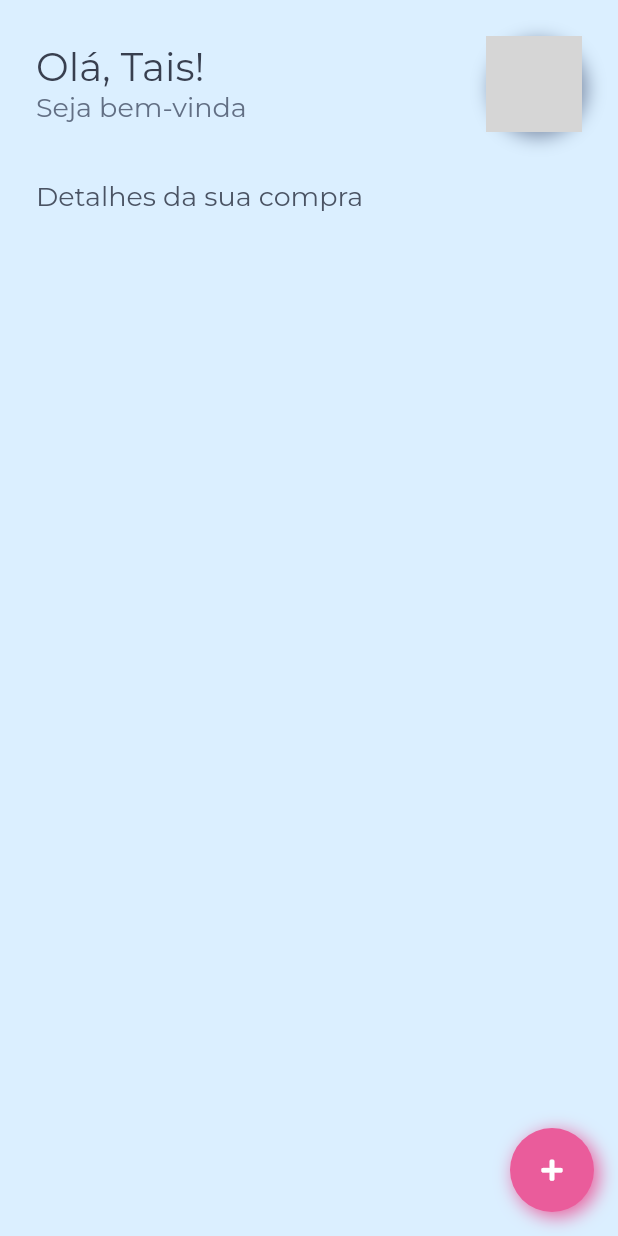
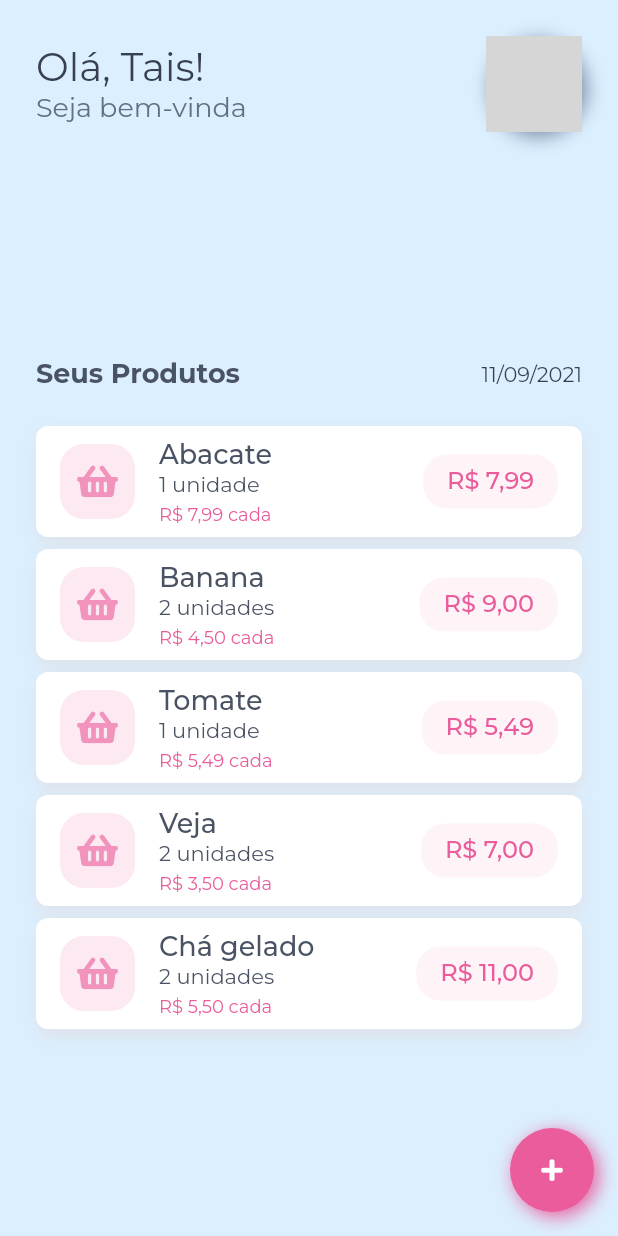
Before and after one commit to ViniciusPii/market-list-getx-flutter, a Flutter app: the screen it shows after launch, on a phone screen of 412 x 824 dp. Run offline on Flutter 3.47's test engine with Material 2 defaults, Android fonts, the phone set to English and light mode, and no system bars; our stand-ins replace font_awesome_flutter, google_fonts; network calls fail; grey boxes are pictures that could not be loaded.

Commit message:
Estilizando a home page

```diff
--- /dev/null
+++ b/lib/components/card_product_component.dart
@@ -0,0 +1,100 @@
+import 'package:flutter/material.dart';
+import 'package:font_awesome_flutter/font_awesome_flutter.dart';
+import 'package:market_list/models/product_model.dart';
+import 'package:market_list/theme/app_colors.dart';
+import 'package:market_list/theme/app_dimension.dart';
+import 'package:market_list/theme/app_fonts.dart';
+
+class CardProductComponent extends StatelessWidget {
+  const CardProductComponent({
+    Key? key,
+    required this.productModel,
+  }) : super(key: key);
+
+  final ProductModel productModel;
+
+  @override
+  Widget build(BuildContext context) {
+    return Container(
+      decoration: BoxDecoration(
+        boxShadow: <BoxShadow>[
+          BoxShadow(
+            color: AppColors.neutral[200]!,
+            blurRadius: 10,
+            offset: const Offset(1, 5),
+          ),
+        ],
+        color: AppColors.white,
+        borderRadius: BorderRadius.circular(AppDimension.dm_8),
+      ),
+      child: Padding(
+        padding: const EdgeInsets.symmetric(
+          vertical: AppDimension.dm_8,
+          horizontal: AppDimension.dm_16,
+        ),
+        child: Row(
+          mainAxisAlignment: MainAxisAlignment.spaceBetween,
+          children: <Widget>[
+            Row(
+              children: <Widget>[
+                Container(
+                  height: 50,
+                  width: 50,
+                  decoration: BoxDecoration(
+                    color: AppColors.pink[100],
+                    borderRadius: BorderRadius.circular(AppDimension.dm_16),
+                  ),
+                  child: Icon(
+                    FontAwesomeIcons.shoppingBasket,
+                    color: AppColors.pink[300],
+                  ),
+                ),
+                const SizedBox(width: AppDimension.dm_16),
+                Column(
+                  crossAxisAlignment: CrossAxisAlignment.start,
+                  children: <Widget>[
+                    Text(
+                      productModel.productName,
+                      style:
+                          AppFonts.size_4(weight: FontWeight.w500, color: AppColors.neutral[700]),
+                    ),
+                    Text(
+                      productModel.quantity == 1
+                          ? '${productModel.quantity} unidade'
+                          : '${productModel.quantity} unidades',
+                      style: AppFonts.size_2(color: AppColors.neutral[700]),
+                    ),
+                    const SizedBox(height: AppDimension.dm_4),
+                    Text(
+                      '${ProductModel.formatCurrency(productModel.price)} cada',
+                      style: AppFonts.size_1(color: AppColors.pink[400]),
+                    ),
+                  ],
+                ),
+              ],
+            ),
+            Container(
+              decoration: BoxDecoration(
+                color: AppColors.pink[50],
+                borderRadius: BorderRadius.circular(AppDimension.dm_16),
+              ),
+              child: Padding(
+                padding: const EdgeInsets.symmetric(
+                  vertical: AppDimension.dm_8,
+                  horizontal: AppDimension.dm_16,
+                ),
+                child: Text(
+                  ProductModel.formatCurrency(productModel.fullPrice),
+                  style: AppFonts.size_3(
+                    color: AppColors.pink[400],
+                    weight: FontWeight.w500,
+                  ),
+                ),
+              ),
+            ),
+          ],
+        ),
+      ),
+    );
+  }
+}
--- a/lib/models/product_model.dart
+++ b/lib/models/product_model.dart
@@ -1,3 +1,5 @@
+import 'package:intl/intl.dart';
+
 class ProductModel {
   ProductModel({
     required this.id,
@@ -15,7 +17,12 @@ class ProductModel {
   final double fullPrice;
   final DateTime timestamp;
 
-  double changeFullPrice(double price, int quantity) {
+  static double changeFullPrice(double price, int quantity) {
     return price * quantity;
   }
+
+  static String formatCurrency(double value) {
+    final String real = NumberFormat.currency(locale: 'pt_BR', name: 'R\$').format(value);
+    return real;
+  }
 }
--- a/lib/pages/home/home_page.dart
+++ b/lib/pages/home/home_page.dart
@@ -1,6 +1,9 @@
 import 'package:flutter/material.dart';
+import 'package:market_list/components/card_product_component.dart';
 import 'package:market_list/components/floating_button_component.dart';
 import 'package:market_list/components/status_bar_component.dart';
+import 'package:market_list/models/product_model.dart';
+import 'package:market_list/repositories/data_test.dart';
 import 'package:market_list/theme/app_colors.dart';
 import 'package:market_list/theme/app_dimension.dart';
 import 'package:market_list/theme/app_fonts.dart';
@@ -10,6 +13,8 @@ class HomePage extends StatelessWidget {
 
   @override
   Widget build(BuildContext context) {
+    final List<ProductModel> list = DataTest.listProducts;
+
     return StatusBarComponent(
       child: Scaffold(
         backgroundColor: AppColors.celeste[200],
@@ -19,16 +24,16 @@ class HomePage extends StatelessWidget {
               vertical: AppDimension.dm_16,
               horizontal: AppDimension.dm_24,
             ),
-            child: SingleChildScrollView(
             child: Column(
               mainAxisAlignment: MainAxisAlignment.center,
               children: <Widget>[
                 const SizedBox(height: AppDimension.dm_8),
                 _buildHeader(),
-                  const SizedBox(height: AppDimension.dm_32),
-                  _buildPurchaseInfo(),
+                // const SizedBox(height: AppDimension.dm_32),
+                // _buildPurchaseInfo(),
+                const SizedBox(height: 150),
+                _buildListView(list),
               ],
-              ),
             ),
           ),
         ),
@@ -96,4 +101,42 @@ class HomePage extends StatelessWidget {
       ),
     );
   }
+
+  Widget _buildListView(List<ProductModel> list) {
+    return Expanded(
+      child: Column(
+        children: <Widget>[
+          Row(
+            mainAxisAlignment: MainAxisAlignment.spaceBetween,
+            children: <Widget>[
+              Text(
+                'Seus Produtos',
+                style: AppFonts.size_4(weight: FontWeight.bold, color: AppColors.neutral[700]),
+              ),
+              Text(
+                '11/09/2021',
+                style: AppFonts.size_2(),
+              )
+            ],
+          ),
+          const SizedBox(height: AppDimension.dm_16),
+          Expanded(
+            child: ListView.builder(
+              physics: const BouncingScrollPhysics(),
+              itemBuilder: (BuildContext context, int index) {
+                final ProductModel productModel = list[index];
+                return Padding(
+                  padding: const EdgeInsets.only(top: AppDimension.dm_8),
+                  child: CardProductComponent(
+                    productModel: productModel,
+                  ),
+                );
+              },
+              itemCount: list.length,
+            ),
+          ),
+        ],
+      ),
+    );
   }
+}
--- a/lib/repositories/data_test.dart
+++ b/lib/repositories/data_test.dart
@@ -1,8 +1,10 @@
 import 'package:market_list/models/product_model.dart';
 
 class DataTest {
-  final Map<String, ProductModel> listProducts = <String, ProductModel>{
-    '1': ProductModel(
+  DataTest._();
+
+  static List<ProductModel> listProducts = <ProductModel>[
+    ProductModel(
       id: '1',
       productName: 'Abacate',
       price: 7.99,
@@ -10,7 +12,7 @@ class DataTest {
       fullPrice: 7.99,
       timestamp: DateTime.now(),
     ),
-    '2': ProductModel(
+    ProductModel(
       id: '2',
       productName: 'Banana',
       price: 4.50,
@@ -18,7 +20,7 @@ class DataTest {
       fullPrice: 9,
       timestamp: DateTime.now(),
     ),
-    '3': ProductModel(
+    ProductModel(
       id: '3',
       productName: 'Tomate',
       price: 5.49,
@@ -26,7 +28,7 @@ class DataTest {
       fullPrice: 5.49,
       timestamp: DateTime.now(),
     ),
-    '4': ProductModel(
+    ProductModel(
       id: '4',
       productName: 'Veja',
       price: 3.50,
@@ -34,7 +36,7 @@ class DataTest {
       fullPrice: 7,
       timestamp: DateTime.now(),
     ),
-    '5': ProductModel(
+    ProductModel(
       id: '5',
       productName: 'Chá gelado',
       price: 5.50,
@@ -42,5 +44,5 @@ class DataTest {
       fullPrice: 11,
       timestamp: DateTime.now(),
     ),
-  };
+  ];
 }
--- a/lib/routes/app_routes.dart
+++ b/lib/routes/app_routes.dart
@@ -5,7 +5,6 @@ class AppRoutes {
   Map<String, WidgetBuilder> appRoutes = <String, WidgetBuilder>{
     // default
     '/': (_) => const HomePage(),
-
     // app
     //auth
   };
--- a/lib/theme/app_theme.dart
+++ b/lib/theme/app_theme.dart
@@ -16,9 +16,6 @@ class AppTheme {
         primarySwatch: _primary,
         accentColor: _accent,
         primaryColor: _primary,
-        // textTheme: GoogleFonts.architectsDaughterTextTheme(
-        //   Theme.of(context).textTheme,
-        // ),
         visualDensity: VisualDensity.adaptivePlatformDensity,
         elevatedButtonTheme: ElevatedButtonThemeData(
           style: ElevatedButton.styleFrom(
--- a/pubspec.yaml
+++ b/pubspec.yaml
@@ -26,6 +26,7 @@ dependencies:
     sdk: flutter
   font_awesome_flutter: ^9.1.0
   google_fonts: ^2.1.0
+  intl: ^0.17.0
 
 
   # The following adds the Cupertino Icons font to your application.
```
Also changed, not shown: pubspec.lock. Lines whose indentation alone changed are shown as unchanged.
